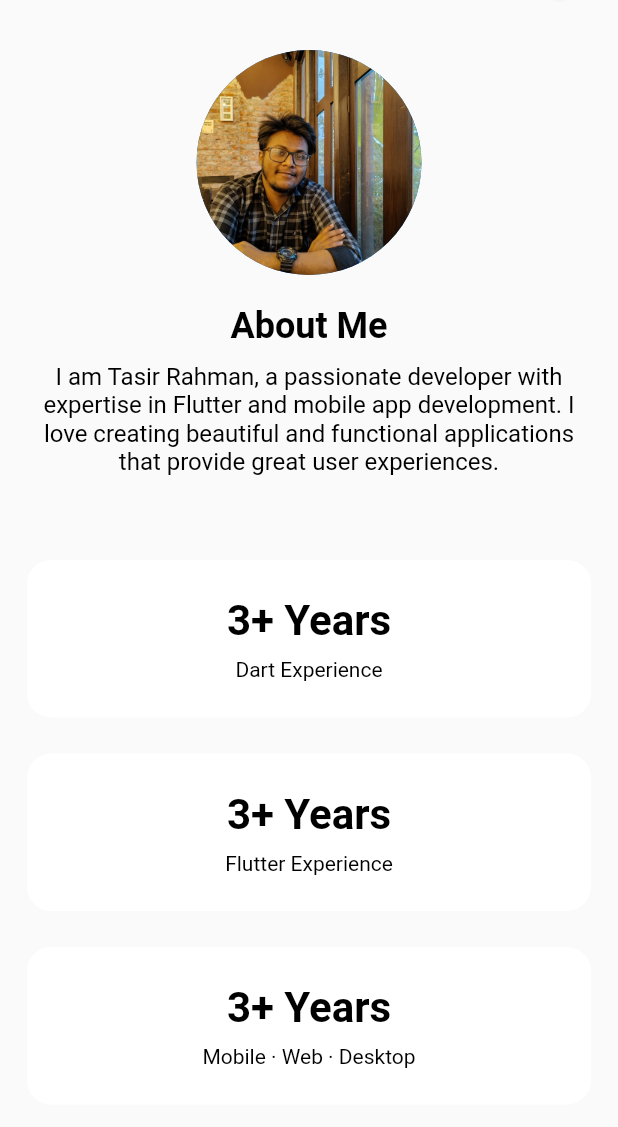
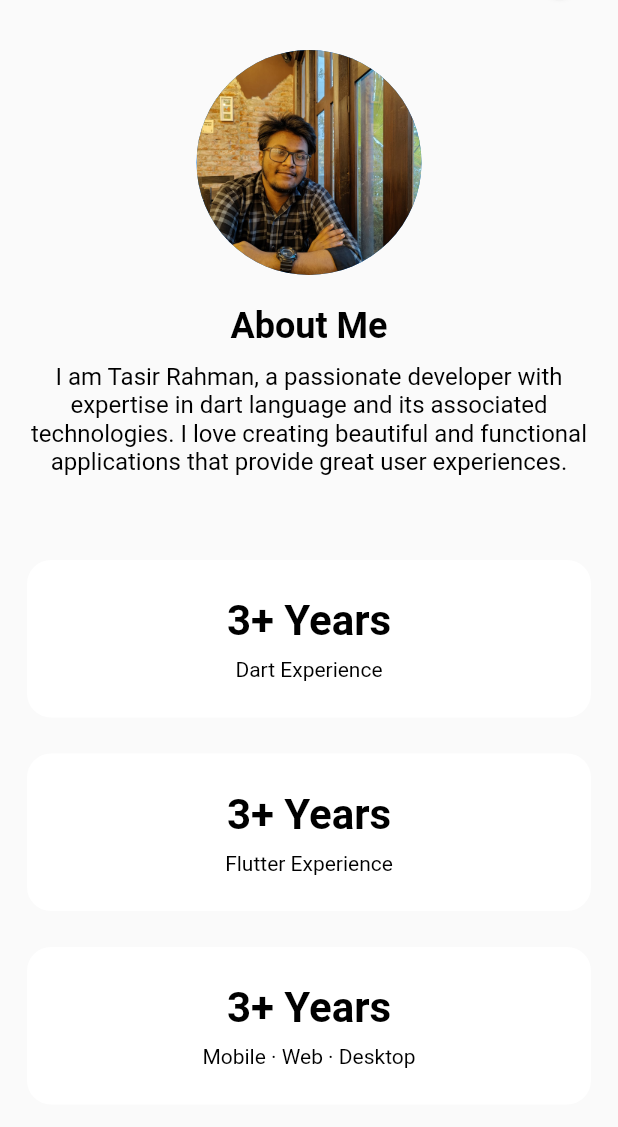
Before and after one commit to hellotasir/tasirrahman_portfolio, a Flutter app: the screen it shows after launch, on a phone screen of 412 x 824 dp, the part 61-1188 px from its top. Run offline on Flutter 3.47's test engine with Material 3 defaults, Android fonts, the light colour scheme and no system bars.

Commit message:
minor changes in about me

```diff
--- a/lib/view/widgets/about_me.dart
+++ b/lib/view/widgets/about_me.dart
@@ -40,7 +40,7 @@
                   ),
                   const SizedBox(height: 10),
                   const Text(
-                    'I am Tasir Rahman, a passionate developer with expertise in Flutter and mobile app development. I love creating beautiful and functional applications that provide great user experiences.',
+                    'I am Tasir Rahman, a passionate developer with expertise in dart language and its associated technologies. I love creating beautiful and functional applications that provide great user experiences.',
                     textAlign: TextAlign.center,
                     style: TextStyle(fontSize: 16),
                   ),
```
